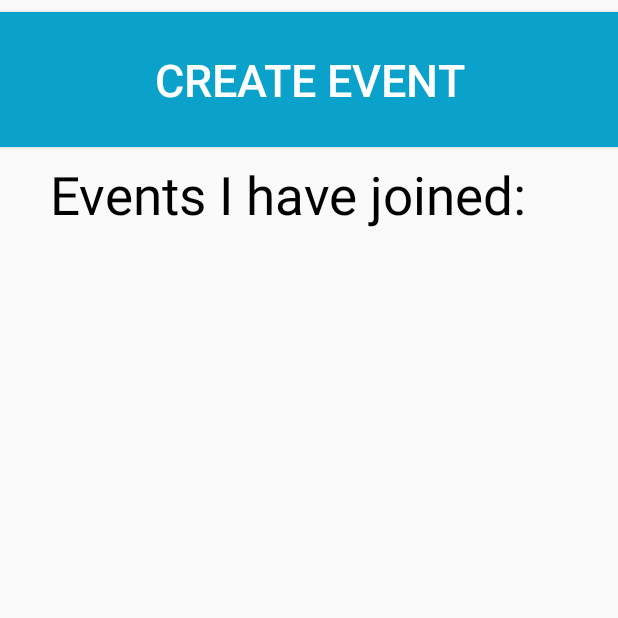
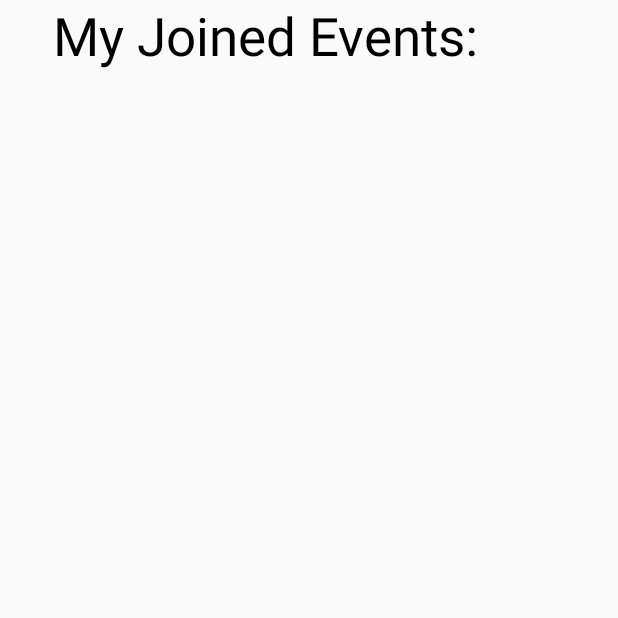
Before and after one commit to Trung-N/Oldtivity-app, an Android app: the MyEvents screen opened directly, with no data from a screen before it, on a phone screen of 412 x 824 dp, the top half of it. Run offline under Robolectric (Android 15) with nearby library versions, the phone set to English and light mode, and no system bars; our stand-ins replace Firebase (no records; nobody signed in at launch, a user with empty details on screens opened directly); 3 statements that could not run were skipped.

Commit message:
UI - profile text & my events page change

```diff
--- a/Oldivity/app/src/main/res/layout/activity_my_events.xml
+++ b/Oldivity/app/src/main/res/layout/activity_my_events.xml
@@ -10,42 +10,24 @@
         android:id="@+id/textView"
         android:layout_width="346dp"
         android:layout_height="62dp"
-        android:layout_marginEnd="8dp"
         android:layout_marginStart="8dp"
-        android:layout_marginTop="8dp"
-        android:text="Events I have joined:"
+        android:layout_marginEnd="3dp"
+        android:text="My Joined Events:"
         android:textColor="@android:color/black"
         android:textSize="35dp"
         app:layout_constraintEnd_toEndOf="parent"
         app:layout_constraintHorizontal_bias="0.5"
-        app:layout_constraintStart_toStartOf="parent"
-        app:layout_constraintTop_toBottomOf="@+id/createEvent" />
+        app:layout_constraintStart_toStartOf="parent" />
 
-    <Button
-        android:id="@+id/createEvent"
-        android:layout_width="match_parent"
-        android:layout_height="90dp"
-        android:layout_marginTop="8dp"
-        android:background="#0AA2CB"
-        android:lineSpacingExtra="20sp"
-        android:onClick="createEvent"
-        android:text="Create Event"
-        android:textColor="#FFFFFF"
-        android:textSize="30sp"
-        android:visibility="visible"
-        app:layout_constraintEnd_toEndOf="parent"
-        app:layout_constraintHorizontal_bias="0.5"
-        app:layout_constraintStart_toStartOf="parent"
-        app:layout_constraintTop_toTopOf="parent" />
 
     <android.support.v7.widget.RecyclerView
         android:id="@+id/event_recyclerView"
         android:layout_width="398dp"
         android:layout_height="492dp"
-        android:layout_marginTop="68dp"
+        android:layout_marginTop="15dp"
         app:layout_constraintEnd_toEndOf="parent"
         app:layout_constraintHorizontal_bias="0.461"
         app:layout_constraintStart_toStartOf="parent"
-        app:layout_constraintTop_toBottomOf="@+id/createEvent" />
+        app:layout_constraintTop_toBottomOf="@+id/textView" />
 
 </android.support.constraint.ConstraintLayout>
--- a/Oldivity/app/src/main/res/layout/activity_profile.xml
+++ b/Oldivity/app/src/main/res/layout/activity_profile.xml
@@ -29,8 +29,9 @@
         android:layout_alignParentTop="true"
         android:layout_centerHorizontal="true"
         android:layout_marginTop="160dp"
+        android:text="test"
         android:textColor="@android:color/black"
-        android:textSize="30sp" />
+        android:textSize="60sp" />
 
 
     <Button
@@ -43,7 +44,7 @@
         android:background="#0AA2CB"
         android:lineSpacingExtra="20sp"
         android:onClick="createEvents"
-        android:text="CREATE AN EVENT NOW !"
+        android:text="Create Event"
         android:textColor="#FFFFFF"
         android:textSize="28sp"
         android:visibility="visible"
```
